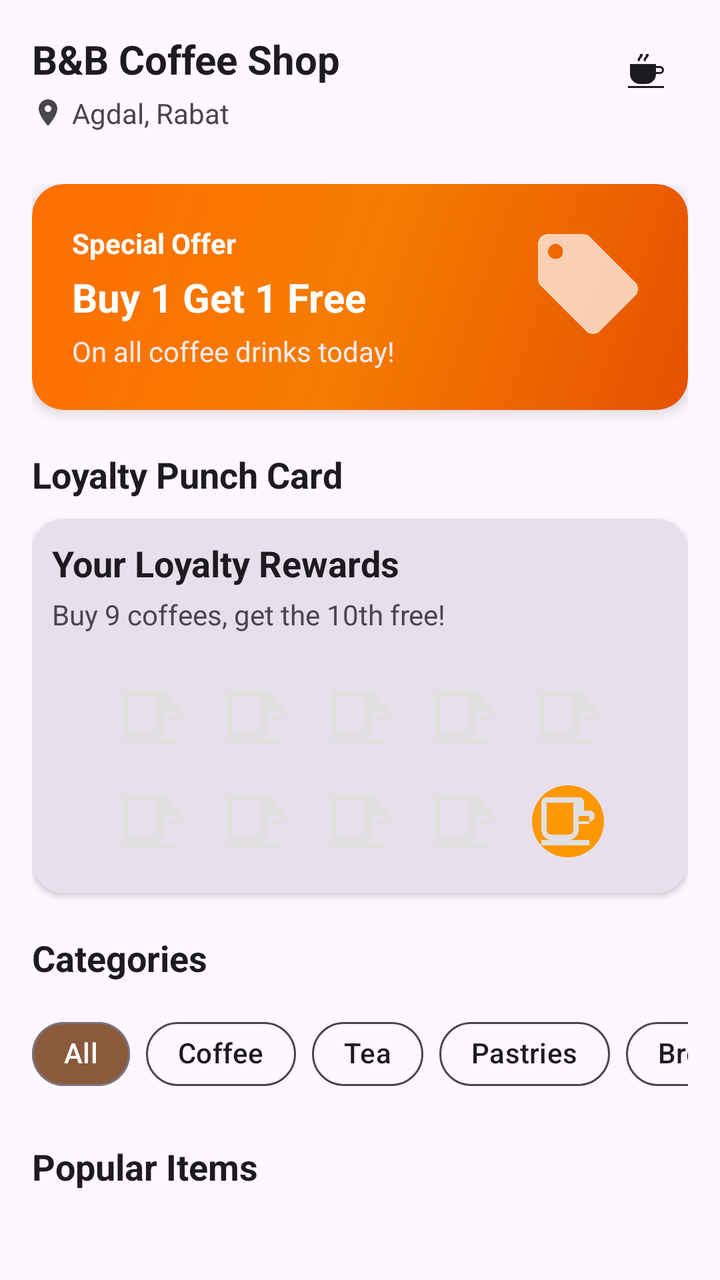
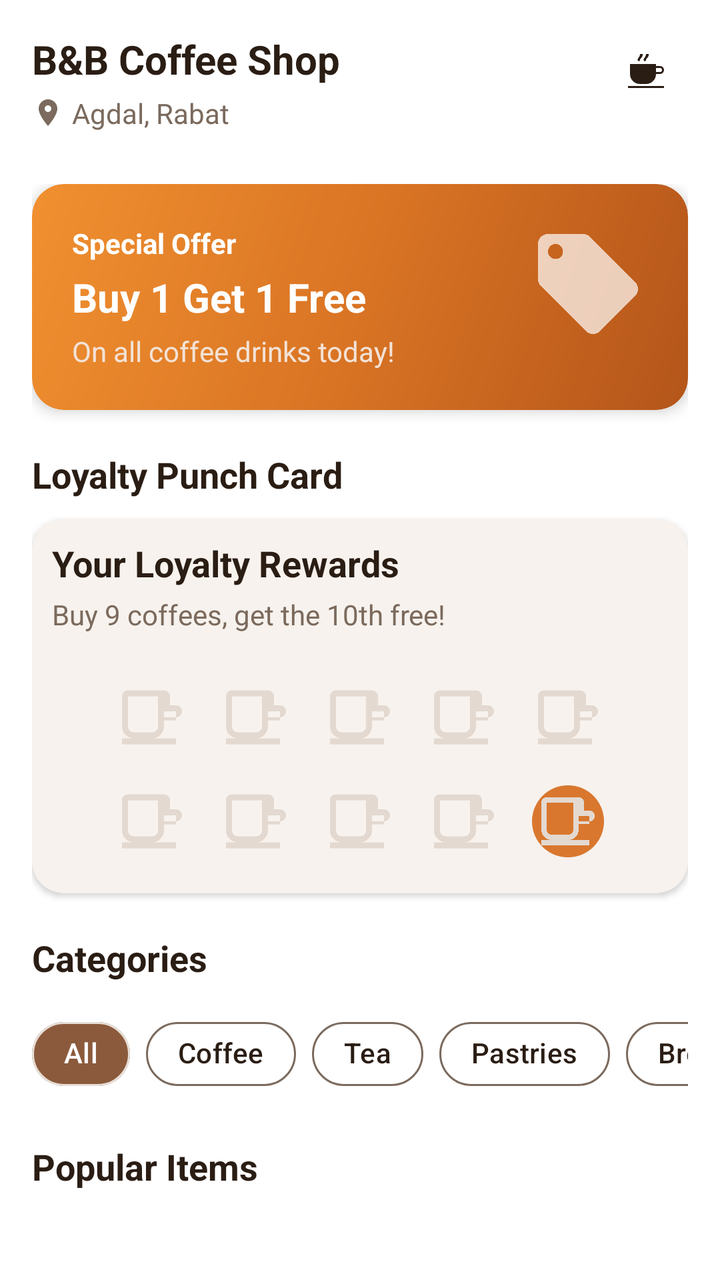

An Android layout rendered at two revisions. The XML below is the earlier revision; the diff shows what the commit changed to produce the second picture.
<!-- AndroidManifest.xml: application theme Theme.LoyaltyApp -->
<!-- res/layout/fragment_home.xml -->
<?xml version="1.0" encoding="utf-8"?>
<androidx.coordinatorlayout.widget.CoordinatorLayout
    xmlns:android="http://schemas.android.com/apk/res/android"
    xmlns:app="http://schemas.android.com/apk/res-auto"
    xmlns:tools="http://schemas.android.com/tools"
    android:layout_width="match_parent"
    android:layout_height="match_parent"
    android:background="?attr/colorSurface">

    <com.google.android.material.appbar.AppBarLayout
        android:layout_width="match_parent"
        android:layout_height="wrap_content"
        android:background="?attr/colorSurface"
        app:elevation="0dp">

        <LinearLayout
            android:layout_width="match_parent"
            android:layout_height="wrap_content"
            android:orientation="vertical"
            android:paddingTop="16dp"
            android:paddingEnd="16dp"
            android:paddingStart="16dp"
            android:paddingBottom="5dp">

            
            <RelativeLayout
                android:layout_width="match_parent"
                android:layout_height="wrap_content"
                android:layout_marginBottom="5dp">

                <LinearLayout
                    android:layout_width="wrap_content"
                    android:layout_height="wrap_content"
                    android:layout_alignParentStart="true"
                    android:orientation="vertical">

                    <LinearLayout
                        android:layout_width="wrap_content"
                        android:layout_height="wrap_content"
                        android:orientation="horizontal"
                        android:gravity="center_vertical">

                        <TextView
                            android:layout_width="wrap_content"
                            android:layout_height="wrap_content"
                            android:text="B&amp;B Coffee Shop"
                            android:textSize="20sp"
                            android:textStyle="bold"
                            android:textColor="?android:attr/textColorPrimary"/>
                    </LinearLayout>

                    <LinearLayout
                        android:layout_width="wrap_content"
                        android:layout_height="wrap_content"
                        android:orientation="horizontal"
                        android:gravity="center_vertical"
                        android:layout_marginTop="4dp">

                        <ImageView
                            android:layout_width="16dp"
                            android:layout_height="16dp"
                            android:src="@drawable/ic_location"
                            android:contentDescription="Location"
                            app:tint="?android:attr/textColorSecondary"
                            android:layout_marginEnd="4dp"/>

                        <TextView
                            android:layout_width="wrap_content"
                            android:layout_height="wrap_content"
                            android:text="Agdal, Rabat"
                            android:textSize="14sp"
                            android:textColor="?android:attr/textColorSecondary"/>
                    </LinearLayout>
                </LinearLayout>

                
                <RelativeLayout
                    android:id="@+id/cartContainer"
                    android:layout_width="wrap_content"
                    android:layout_height="wrap_content"
                    android:layout_alignParentEnd="true"
                    android:padding="8dp">

                    <ImageView
                        android:id="@+id/cartIcon"
                        android:layout_width="24dp"
                        android:layout_height="24dp"
                        android:src="@drawable/ic_store"
                        android:contentDescription="Cart"
                        app:tint="?android:attr/textColorPrimary"/>

                    <TextView
                        android:id="@+id/cartBadge"
                        android:layout_width="20dp"
                        android:layout_height="20dp"
                        android:layout_alignEnd="@id/cartIcon"
                        android:layout_alignTop="@id/cartIcon"
                        android:layout_marginTop="-8dp"
                        android:layout_marginEnd="-8dp"
                        android:background="@drawable/badge_background"
                        android:gravity="center"
                        android:text="0"
                        android:textColor="@android:color/white"
                        android:textSize="12sp"
                        android:textStyle="bold"
                        android:visibility="gone"/>
                </RelativeLayout>
            </RelativeLayout>

        </LinearLayout>
    </com.google.android.material.appbar.AppBarLayout>

    
    <androidx.core.widget.NestedScrollView
        android:layout_width="match_parent"
        android:layout_height="match_parent"
        android:background="?attr/colorSurface"
        app:layout_behavior="@string/appbar_scrolling_view_behavior">

        <LinearLayout
            android:layout_width="match_parent"
            android:layout_height="wrap_content"
            android:background="?attr/colorSurface"
            android:orientation="vertical"
            android:padding="16dp">

            
            <androidx.cardview.widget.CardView
                android:id="@+id/bannerCard"
                android:layout_width="match_parent"
                android:layout_height="wrap_content"
                app:cardCornerRadius="16dp"
                app:cardElevation="4dp"
                android:layout_marginBottom="20dp">

                <RelativeLayout
                    android:id="@+id/bannerRoot"
                    android:layout_width="match_parent"
                    android:layout_height="wrap_content"
                    android:background="@drawable/promo_gradient"
                    android:padding="20dp">

                    <LinearLayout
                        android:layout_width="wrap_content"
                        android:layout_height="wrap_content"
                        android:layout_alignParentStart="true"
                        android:orientation="vertical">

                        <TextView
                            android:id="@+id/tvBannerBadge"
                            android:layout_width="wrap_content"
                            android:layout_height="wrap_content"
                            android:text="Special Offer"
                            android:textColor="@android:color/white"
                            android:textSize="14sp"
                            android:textStyle="bold"/>

                        <TextView
                            android:id="@+id/tvBannerTitle"
                            android:layout_width="wrap_content"
                            android:layout_height="wrap_content"
                            android:text="Buy 1 Get 1 Free"
                            android:textColor="@android:color/white"
                            android:textSize="20sp"
                            android:textStyle="bold"
                            android:layout_marginTop="4dp"/>

                        <TextView
                            android:id="@+id/tvBannerSubtitle"
                            android:layout_width="wrap_content"
                            android:layout_height="wrap_content"
                            android:text="On all coffee drinks today!"
                            android:textColor="#FFEBEE"
                            android:textSize="14sp"
                            android:layout_marginTop="4dp"/>
                    </LinearLayout>

                    <ImageView
                        android:id="@+id/ivBannerIcon"
                        android:layout_width="60dp"
                        android:layout_height="60dp"
                        android:alpha="0.7"
                        android:layout_alignParentEnd="true"
                        android:src="@drawable/ic_offer"
                        app:tint="@android:color/white"/>

                </RelativeLayout>
            </androidx.cardview.widget.CardView>

            <TextView
                android:layout_width="wrap_content"
                android:layout_height="wrap_content"
                android:text="Loyalty Punch Card"
                android:textSize="18sp"
                android:textColor="?android:attr/textColorPrimary"
                android:textStyle="bold"
                android:layout_marginBottom="10dp"
                />


            
            <androidx.cardview.widget.CardView
                android:id="@+id/punchCardView"
                android:layout_width="match_parent"
                android:layout_height="wrap_content"
                app:cardCornerRadius="16dp"
                app:cardElevation="2dp"
                android:layout_marginBottom="20dp"
                app:cardBackgroundColor="?attr/colorSurfaceVariant">

                <LinearLayout
                    android:layout_width="match_parent"
                    android:layout_height="wrap_content"
                    android:orientation="vertical"
                    android:padding="10dp">

                    <TextView
                        android:id="@+id/tvPunchCardTitle"
                        android:layout_width="wrap_content"
                        android:layout_height="wrap_content"
                        android:text="Your Loyalty Rewards"
                        android:textSize="18sp"
                        android:textStyle="bold"
                        android:textColor="?android:attr/textColorPrimary"/>

                    <TextView
                        android:id="@+id/tvPunchCardSubtitle"
                        android:layout_width="wrap_content"
                        android:layout_height="wrap_content"
                        android:text="Buy 9 coffees, get the 10th free!"
                        android:textSize="14sp"
                        android:textColor="?android:attr/textColorSecondary"
                        android:layout_marginTop="4dp"
                        android:layout_marginBottom="16dp"/>

                    <GridLayout
                        android:id="@+id/gridPunchCard"
                        android:layout_width="wrap_content"
                        android:layout_height="wrap_content"
                        android:columnCount="5"
                        android:rowCount="2"
                        android:alignmentMode="alignBounds"
                        android:layout_gravity="center_horizontal"
                        android:useDefaultMargins="true">

                        <ImageView android:layout_width="36dp" android:layout_height="36dp" android:layout_gravity="center" android:src="@drawable/ic_coffee_cup_empty" android:layout_margin="8dp"/>
                        <ImageView android:layout_width="36dp" android:layout_height="36dp" android:layout_gravity="center" android:src="@drawable/ic_coffee_cup_empty" android:layout_margin="8dp"/>
                        <ImageView android:layout_width="36dp" android:layout_height="36dp" android:layout_gravity="center" android:src="@drawable/ic_coffee_cup_empty" android:layout_margin="8dp"/>
                        <ImageView android:layout_width="36dp" android:layout_height="36dp" android:layout_gravity="center" android:src="@drawable/ic_coffee_cup_empty" android:layout_margin="8dp"/>
                        <ImageView android:layout_width="36dp" android:layout_height="36dp" android:layout_gravity="center" android:src="@drawable/ic_coffee_cup_empty" android:layout_margin="8dp"/>
                        <ImageView android:layout_width="36dp" android:layout_height="36dp" android:layout_gravity="center" android:src="@drawable/ic_coffee_cup_empty" android:layout_margin="8dp"/>
                        <ImageView android:layout_width="36dp" android:layout_height="36dp" android:layout_gravity="center" android:src="@drawable/ic_coffee_cup_empty" android:layout_margin="8dp"/>
                        <ImageView android:layout_width="36dp" android:layout_height="36dp" android:layout_gravity="center" android:src="@drawable/ic_coffee_cup_empty" android:layout_margin="8dp"/>
                        <ImageView android:layout_width="36dp" android:layout_height="36dp" android:layout_gravity="center" android:src="@drawable/ic_coffee_cup_empty" android:layout_margin="8dp"/>
                        <ImageView android:layout_width="36dp" android:layout_height="36dp" android:layout_gravity="center" android:src="@drawable/ic_coffee_cup_empty" android:layout_margin="8dp" android:background="@drawable/circle_background_bonus" android:padding="2dp"/>

                    </GridLayout>
                </LinearLayout>
            </androidx.cardview.widget.CardView>

            
            <TextView
                android:layout_width="wrap_content"
                android:layout_height="wrap_content"
                android:text="Categories"
                android:textSize="18sp"
                android:textStyle="bold"
                android:textColor="?android:attr/textColorPrimary"
                android:layout_marginBottom="12dp"/>

            <HorizontalScrollView
                android:layout_width="match_parent"
                android:layout_height="wrap_content"
                android:scrollbars="none"
                android:layout_marginBottom="20dp">

                <LinearLayout
                    android:id="@+id/categoriesContainer"
                    android:layout_width="wrap_content"
                    android:layout_height="wrap_content"
                    android:orientation="horizontal">

                    <com.google.android.material.chip.Chip
                        android:id="@+id/chipAll"
                        android:layout_width="wrap_content"
                        android:layout_height="wrap_content"
                        android:text="All"
                        android:textColor="@android:color/white"
                        android:layout_marginEnd="8dp"
                        app:chipBackgroundColor="#8B5A3C"
                        app:chipCornerRadius="20dp"/>

                    <com.google.android.material.chip.Chip
                        android:id="@+id/chipCoffee"
                        android:layout_width="wrap_content"
                        android:layout_height="wrap_content"
                        android:text="Coffee"
                        android:layout_marginEnd="8dp"
                        android:textColor="?android:attr/textColorPrimary"
                        app:chipBackgroundColor="?attr/colorSurface"
                        app:chipStrokeColor="?android:attr/textColorSecondary"
                        app:chipStrokeWidth="1dp"
                        app:chipCornerRadius="20dp"/>

                    <com.google.android.material.chip.Chip
                        android:id="@+id/chipTea"
                        android:layout_width="wrap_content"
                        android:layout_height="wrap_content"
                        android:text="Tea"
                        android:layout_marginEnd="8dp"
                        android:textColor="?android:attr/textColorPrimary"
                        app:chipBackgroundColor="?attr/colorSurface"
                        app:chipStrokeColor="?android:attr/textColorSecondary"
                        app:chipStrokeWidth="1dp"
                        app:chipCornerRadius="20dp"/>

                    <com.google.android.material.chip.Chip
                        android:id="@+id/chipPastries"
                        android:layout_width="wrap_content"
                        android:layout_height="wrap_content"
                        android:text="Pastries"
                        android:layout_marginEnd="8dp"
                        android:textColor="?android:attr/textColorPrimary"
                        app:chipBackgroundColor="?attr/colorSurface"
                        app:chipStrokeColor="?android:attr/textColorSecondary"
                        app:chipStrokeWidth="1dp"
                        app:chipCornerRadius="20dp"/>

                    <com.google.android.material.chip.Chip
                        android:id="@+id/chipBreakfast"
                        android:layout_width="wrap_content"
                        android:layout_height="wrap_content"
                        android:text="Breakfast"
                        android:layout_marginEnd="8dp"
                        android:textColor="?android:attr/textColorPrimary"
                        app:chipBackgroundColor="?attr/colorSurface"
                        app:chipStrokeColor="?android:attr/textColorSecondary"
                        app:chipStrokeWidth="1dp"
                        app:chipCornerRadius="20dp"/>

                    <com.google.android.material.chip.Chip
                        android:id="@+id/chipLunch"
                        android:layout_width="wrap_content"
                        android:layout_height="wrap_content"
                        android:text="Lunch"
                        app:chipBackgroundColor="?attr/colorSurface"
                        android:textColor="?android:attr/textColorPrimary"
                        app:chipStrokeColor="?android:attr/textColorSecondary"
                        app:chipStrokeWidth="1dp"
                        app:chipCornerRadius="20dp"/>
                </LinearLayout>
            </HorizontalScrollView>

            
            <TextView
                android:layout_width="wrap_content"
                android:layout_height="wrap_content"
                android:text="Popular Items"
                android:textSize="18sp"
                android:textStyle="bold"
                android:textColor="?android:attr/textColorPrimary"
                android:layout_marginBottom="12dp"/>

            
            <androidx.recyclerview.widget.RecyclerView
                android:id="@+id/menuRecyclerView"
                android:layout_width="match_parent"
                android:layout_height="wrap_content"
                android:nestedScrollingEnabled="false"
                tools:listitem="@layout/menu_item"/>
        </LinearLayout>
    </androidx.core.widget.NestedScrollView>
</androidx.coordinatorlayout.widget.CoordinatorLayout>
<!-- res/layout/menu_item.xml (included above) -->
<?xml version="1.0" encoding="utf-8"?>
<com.google.android.material.card.MaterialCardView
    xmlns:android="http://schemas.android.com/apk/res/android"
    xmlns:app="http://schemas.android.com/apk/res-auto"
    android:layout_width="match_parent"
    android:layout_height="wrap_content"
    android:layout_margin="8dp"
    app:cardCornerRadius="12dp"
    app:cardElevation="2dp"
    app:cardBackgroundColor="?attr/colorSurface"
    app:strokeWidth="1dp"
    app:strokeColor="#27938F99"
    android:clickable="true"
    android:focusable="true"
    android:foreground="?attr/selectableItemBackground">


    <LinearLayout
        android:layout_width="match_parent"
        android:layout_height="wrap_content"
        android:orientation="vertical"
        android:padding="12dp">

        <ImageView
            android:id="@+id/itemImage"
            android:layout_width="match_parent"
            android:layout_height="140dp"
            android:scaleType="centerCrop"
            android:contentDescription="@string/app_name" />

        <TextView
            android:id="@+id/itemTitle"
            android:layout_width="match_parent"
            android:layout_height="wrap_content"
            android:text="Mocha Latte"
            android:textSize="16sp"
            android:textStyle="bold"
            android:paddingTop="8dp"
            android:textColor="?android:attr/textColorPrimary" />

        <TextView
            android:id="@+id/itemPrice"
            android:layout_width="match_parent"
            android:layout_height="wrap_content"
            android:text="24 MAD"
            android:textSize="14sp"
            android:paddingTop="2dp"
            android:textColor="?android:attr/textColorPrimary" />
    </LinearLayout>
</com.google.android.material.card.MaterialCardView>
<!-- resources referenced by this layout -->
<resources>
  <!-- drawable badge_background (drawable) -->
  <?xml version="1.0" encoding="utf-8"?>
  <shape xmlns:android="http://schemas.android.com/apk/res/android"
      android:shape="oval">
      <solid android:color="#F44336"/>
      <size
          android:width="20dp"
          android:height="20dp"/>
  </shape>
  <!-- drawable circle_background_bonus (drawable) -->
  <?xml version="1.0" encoding="utf-8"?>
  <shape xmlns:android="http://schemas.android.com/apk/res/android"
      android:shape="oval">
      <solid android:color="#FF9800"/>
      <size
          android:width="48dp"
          android:height="48dp"/>
  </shape>
  <!-- drawable ic_coffee_cup_empty (drawable) -->
  <vector xmlns:android="http://schemas.android.com/apk/res/android"
      android:width="24dp"
      android:height="24dp"
      android:viewportWidth="24"
      android:viewportHeight="24"
      android:tint="#E0E0E0">
      <path
          android:fillColor="@android:color/white"
          android:pathData="M2,21h18v-2H2V21zM20,8h-2V5c0-1.1 -0.9-2 -2-2H4C2.9,3 2,3.9 2,5v10c0,2.21 1.79,4 4,4h6c2.21,0 4,-1.79 4,-4v-3h4c1.1,0 2,-0.9 2,-2V10C22,8.9 21.1,8 20,8zM14,15c0,1.1 -0.9,2 -2,2H6c-1.1,0 -2,-0.9 -2,-2V5h10V15zM20,13h-4v-3h4V13z"/>
  </vector>
  <!-- drawable ic_location (drawable) -->
  <?xml version="1.0" encoding="utf-8"?>
  <vector xmlns:android="http://schemas.android.com/apk/res/android"
      android:width="24dp"
      android:height="24dp"
      android:viewportWidth="24"
      android:viewportHeight="24">
      <path
          android:fillColor="#000000"
          android:pathData="M12,2C8.13,2 5,5.13 5,9c0,5.25 7,13 7,13s7,-7.75 7,-13c0,-3.87 -3.13,-7 -7,-7zM12,11.5c-1.38,0 -2.5,-1.12 -2.5,-2.5s1.12,-2.5 2.5,-2.5 2.5,1.12 2.5,2.5 -1.12,2.5 -2.5,2.5z"/>
  </vector>
  <!-- drawable ic_offer (drawable) -->
  <?xml version="1.0" encoding="utf-8"?>
  <vector xmlns:android="http://schemas.android.com/apk/res/android"
      android:width="24dp"
      android:height="24dp"
      android:viewportWidth="24"
      android:viewportHeight="24">
      <path
          android:fillColor="#FFFFFF"
          android:pathData="M21.41,11.58l-9,-9C12.05,2.22 11.55,2 11,2L4,2c-1.1,0 -2,0.9 -2,2v7c0,0.55 0.22,1.05 0.59,1.42l9,9c0.36,0.36 0.86,0.58 1.41,0.58 0.55,0 1.05,-0.22 1.41,-0.59l7,-7c0.37,-0.36 0.59,-0.86 0.59,-1.41 0,-0.55 -0.23,-1.06 -0.59,-1.42zM5.5,7C4.67,7 4,6.33 4,5.5S4.67,4 5.5,4 7,4.67 7,5.5 6.33,7 5.5,7z"/>
  </vector>
  <!-- drawable ic_store (drawable) -->
  <?xml version="1.0" encoding="utf-8"?>
  <vector xmlns:android="http://schemas.android.com/apk/res/android"
      android:width="24dp"
      android:height="24dp"
      android:viewportWidth="24"
      android:viewportHeight="24"
      android:tint="@color/black">
  
      
      <path
          android:fillColor="#000000"
          android:pathData="M3,8h13v5a5,5 0 0 1 -5,5h-3a5,5 0 0 1 -5,-5v-5z" />
  
      
      <path
          android:fillColor="#000000"
          android:pathData="M16,9h2a2,2 0 0 1 0,4h-2v-1h2a1,1 0 0 0 0,-2h-2v-1z" />
  
      
      <path
          android:fillColor="#000000"
          android:pathData="M8,3c0,0.8 -0.3,1.3 -0.6,1.7 -0.4,0.4 -0.6,0.8 -0.6,1.3 0,0.3 0.3,0.6 0.6,0.6s0.6,-0.3 0.6,-0.6c0,-0.3 0.2,-0.6 0.5,-0.9 0.4,-0.4 0.9,-1 0.9,-2.1h-1.4z" />
  
      <path
          android:fillColor="#000000"
          android:pathData="M11,3c0,0.8 -0.3,1.3 -0.6,1.7 -0.4,0.4 -0.6,0.8 -0.6,1.3 0,0.3 0.3,0.6 0.6,0.6s0.6,-0.3 0.6,-0.6c0,-0.3 0.2,-0.6 0.5,-0.9 0.4,-0.4 0.9,-1 0.9,-2.1h-1.4z" />
  
      
      <path
          android:fillColor="#000000"
          android:pathData="M2,19h18v1H2z" />
  </vector>
  <!-- drawable promo_gradient (drawable) -->
  <?xml version="1.0" encoding="utf-8"?>
  <shape xmlns:android="http://schemas.android.com/apk/res/android"
      android:shape="rectangle">
      <gradient
          android:angle="135"
          android:startColor="#E65100"
          android:centerColor="#F57C00"
          android:endColor="#FF6F00"
          android:type="linear"/>
      <corners android:radius="16dp"/>
  </shape>
  <color name="black">#FF000000</color>
  <style name="Base.Theme.LoyaltyApp" parent="Theme.Material3.DayNight.NoActionBar">
          
          <item name="colorPrimary">#DEDEDE</item>
          
          <item name="android:statusBarColor">@color/statusBarLight</item>
          
          <item name="android:windowLightStatusBar">true</item>
  
      </style>
  <color name="statusBarLight">#FAFAFA</color>
  <!-- unchanged entries left out for length: 2 -->
</resources>

<!-- the commit's change to res/layout/fragment_home.xml (unified diff, before → after) -->
@@ -100,7 +100,7 @@
                         android:background="@drawable/badge_background"
                         android:gravity="center"
                         android:text="0"
-                        android:textColor="@android:color/white"
+                        android:textColor="@color/on_status"
                         android:textSize="12sp"
                         android:textStyle="bold"
                         android:visibility="gone"/>
@@ -170,7 +170,7 @@
                             android:layout_width="wrap_content"
                             android:layout_height="wrap_content"
                             android:text="On all coffee drinks today!"
-                            android:textColor="#FFEBEE"
+                            android:textColor="@color/on_brand_muted_fixed"
                             android:textSize="14sp"
                             android:layout_marginTop="4dp"/>
                     </LinearLayout>
@@ -285,9 +285,9 @@
                         android:layout_width="wrap_content"
                         android:layout_height="wrap_content"
                         android:text="All"
-                        android:textColor="@android:color/white"
+                        android:textColor="@color/brand_on_primary"
                         android:layout_marginEnd="8dp"
-                        app:chipBackgroundColor="#8B5A3C"
+                        app:chipBackgroundColor="@color/brand_primary"
                         app:chipCornerRadius="20dp"/>
 
                     <com.google.android.material.chip.Chip
@@ -383,7 +383,7 @@
     app:cardElevation="2dp"
     app:cardBackgroundColor="?attr/colorSurface"
     app:strokeWidth="1dp"
-    app:strokeColor="#27938F99"
+    app:strokeColor="@color/outline_subtle"
     android:clickable="true"
     android:focusable="true"
     android:foreground="?attr/selectableItemBackground">
<!-- resource entries referenced after the edit -->
@@ -1,10 +1,15 @@
 <!-- resources referenced by this layout -->
 <resources>
+  <color name="brand_on_primary">#FFFFFF</color>
+  <color name="brand_primary">#8B5A3C</color>
+  <color name="on_brand_muted_fixed">#F3E2D6</color>
+  <color name="on_status">#FFFFFF</color>
+  <color name="outline_subtle">#338B5A3C</color>
   <!-- drawable badge_background (drawable) -->
   <?xml version="1.0" encoding="utf-8"?>
   <shape xmlns:android="http://schemas.android.com/apk/res/android"
       android:shape="oval">
-      <solid android:color="#F44336"/>
+      <solid android:color="@color/status_error"/>
       <size
           android:width="20dp"
           android:height="20dp"/>
@@ -13,7 +18,7 @@
   <?xml version="1.0" encoding="utf-8"?>
   <shape xmlns:android="http://schemas.android.com/apk/res/android"
       android:shape="oval">
-      <solid android:color="#FF9800"/>
+      <solid android:color="@color/status_bonus"/>
       <size
           android:width="48dp"
           android:height="48dp"/>
@@ -24,7 +29,7 @@
       android:height="24dp"
       android:viewportWidth="24"
       android:viewportHeight="24"
-      android:tint="#E0E0E0">
+      android:tint="@color/stamp_empty">
       <path
           android:fillColor="@android:color/white"
           android:pathData="M2,21h18v-2H2V21zM20,8h-2V5c0-1.1 -0.9-2 -2-2H4C2.9,3 2,3.9 2,5v10c0,2.21 1.79,4 4,4h6c2.21,0 4,-1.79 4,-4v-3h4c1.1,0 2,-0.9 2,-2V10C22,8.9 21.1,8 20,8zM14,15c0,1.1 -0.9,2 -2,2H6c-1.1,0 -2,-0.9 -2,-2V5h10V15zM20,13h-4v-3h4V13z"/>
@@ -37,7 +42,7 @@
       android:viewportWidth="24"
       android:viewportHeight="24">
       <path
-          android:fillColor="#000000"
+          android:fillColor="@color/icon_default"
           android:pathData="M12,2C8.13,2 5,5.13 5,9c0,5.25 7,13 7,13s7,-7.75 7,-13c0,-3.87 -3.13,-7 -7,-7zM12,11.5c-1.38,0 -2.5,-1.12 -2.5,-2.5s1.12,-2.5 2.5,-2.5 2.5,1.12 2.5,2.5 -1.12,2.5 -2.5,2.5z"/>
   </vector>
   <!-- drawable ic_offer (drawable) -->
@@ -48,7 +53,7 @@
       android:viewportWidth="24"
       android:viewportHeight="24">
       <path
-          android:fillColor="#FFFFFF"
+          android:fillColor="@color/on_brand_fixed"
           android:pathData="M21.41,11.58l-9,-9C12.05,2.22 11.55,2 11,2L4,2c-1.1,0 -2,0.9 -2,2v7c0,0.55 0.22,1.05 0.59,1.42l9,9c0.36,0.36 0.86,0.58 1.41,0.58 0.55,0 1.05,-0.22 1.41,-0.59l7,-7c0.37,-0.36 0.59,-0.86 0.59,-1.41 0,-0.55 -0.23,-1.06 -0.59,-1.42zM5.5,7C4.67,7 4,6.33 4,5.5S4.67,4 5.5,4 7,4.67 7,5.5 6.33,7 5.5,7z"/>
   </vector>
   <!-- drawable ic_store (drawable) -->
@@ -58,30 +63,30 @@
       android:height="24dp"
       android:viewportWidth="24"
       android:viewportHeight="24"
-      android:tint="@color/black">
+      android:tint="@color/icon_default">
   
       
       <path
-          android:fillColor="#000000"
+          android:fillColor="@color/icon_default"
           android:pathData="M3,8h13v5a5,5 0 0 1 -5,5h-3a5,5 0 0 1 -5,-5v-5z" />
   
       
       <path
-          android:fillColor="#000000"
+          android:fillColor="@color/icon_default"
           android:pathData="M16,9h2a2,2 0 0 1 0,4h-2v-1h2a1,1 0 0 0 0,-2h-2v-1z" />
   
       
       <path
-          android:fillColor="#000000"
+          android:fillColor="@color/icon_default"
           android:pathData="M8,3c0,0.8 -0.3,1.3 -0.6,1.7 -0.4,0.4 -0.6,0.8 -0.6,1.3 0,0.3 0.3,0.6 0.6,0.6s0.6,-0.3 0.6,-0.6c0,-0.3 0.2,-0.6 0.5,-0.9 0.4,-0.4 0.9,-1 0.9,-2.1h-1.4z" />
   
       <path
-          android:fillColor="#000000"
+          android:fillColor="@color/icon_default"
           android:pathData="M11,3c0,0.8 -0.3,1.3 -0.6,1.7 -0.4,0.4 -0.6,0.8 -0.6,1.3 0,0.3 0.3,0.6 0.6,0.6s0.6,-0.3 0.6,-0.6c0,-0.3 0.2,-0.6 0.5,-0.9 0.4,-0.4 0.9,-1 0.9,-2.1h-1.4z" />
   
       
       <path
-          android:fillColor="#000000"
+          android:fillColor="@color/icon_default"
           android:pathData="M2,19h18v1H2z" />
   </vector>
   <!-- drawable promo_gradient (drawable) -->
@@ -90,23 +95,74 @@
       android:shape="rectangle">
       <gradient
           android:angle="135"
-          android:startColor="#E65100"
-          android:centerColor="#F57C00"
-          android:endColor="#FF6F00"
+          android:startColor="@color/brand_accent_deep_fixed"
+          android:centerColor="@color/brand_accent_fixed"
+          android:endColor="@color/brand_accent_bright_fixed"
           android:type="linear"/>
       <corners android:radius="16dp"/>
   </shape>
-  <color name="black">#FF000000</color>
+  <color name="status_error">#C8443E</color>
+  <color name="status_bonus">#D9772E</color>
+  <color name="stamp_empty">#E3D9D1</color>
+  <color name="icon_default">#2A1D14</color>
+  <color name="on_brand_fixed">#FFFFFF</color>
+  <color name="brand_accent_deep_fixed">#B4551A</color>
+  <color name="brand_accent_fixed">#D97424</color>
+  <color name="brand_accent_bright_fixed">#F09030</color>
   <style name="Base.Theme.LoyaltyApp" parent="Theme.Material3.DayNight.NoActionBar">
+  
           
-          <item name="colorPrimary">#DEDEDE</item>
+          <item name="colorPrimary">@color/brand_primary</item>
+          <item name="colorOnPrimary">@color/brand_on_primary</item>
+          <item name="colorPrimaryContainer">@color/brand_primary_container</item>
+          <item name="colorOnPrimaryContainer">@color/brand_on_primary_container</item>
+          <item name="colorSecondary">@color/brand_accent</item>
+          <item name="colorOnSecondary">@color/brand_on_accent</item>
+          <item name="colorSecondaryContainer">@color/brand_primary_container</item>
+          <item name="colorOnSecondaryContainer">@color/brand_on_primary_container</item>
+          <item name="colorTertiary">@color/brand_tertiary</item>
+          <item name="colorOnTertiary">@color/brand_on_primary</item>
+  
           
-          <item name="android:statusBarColor">@color/statusBarLight</item>
+          <item name="android:colorBackground">@color/surface</item>
+          <item name="colorSurface">@color/surface</item>
+          <item name="colorOnSurface">@color/text_primary</item>
+          <item name="colorSurfaceVariant">@color/surface_container</item>
+          <item name="colorOnSurfaceVariant">@color/text_secondary</item>
+          <item name="colorOutline">@color/outline</item>
+          <item name="colorOutlineVariant">@color/outline</item>
+  
+          
+          <item name="colorError">@color/status_error</item>
+          <item name="colorOnError">@color/on_status</item>
+          <item name="colorErrorContainer">@color/status_error_container</item>
+          <item name="colorOnErrorContainer">@color/status_error_strong</item>
+  
+          
+          <item name="android:textColorPrimary">@color/text_primary</item>
+          <item name="android:textColorSecondary">@color/text_secondary</item>
+          <item name="android:textColorTertiary">@color/text_tertiary</item>
+          <item name="android:textColorHint">@color/text_tertiary</item>
+  
+          
+          <item name="android:statusBarColor">@color/surface</item>
+          <item name="android:navigationBarColor">@color/surface</item>
           
           <item name="android:windowLightStatusBar">true</item>
-  
       </style>
-  <color name="statusBarLight">#FAFAFA</color>
+  <color name="brand_primary_container">#F3E7DE</color>
+  <color name="brand_on_primary_container">#4A2F1C</color>
+  <color name="brand_accent">#D97424</color>
+  <color name="brand_on_accent">#FFFFFF</color>
+  <color name="brand_tertiary">#A67C52</color>
+  <color name="surface">#FFFFFF</color>
+  <color name="text_primary">#2A1D14</color>
+  <color name="surface_container">#F7F2ED</color>
+  <color name="text_secondary">#7B6A5D</color>
+  <color name="outline">#E7DFD8</color>
+  <color name="status_error_container">#FBE9E7</color>
+  <color name="status_error_strong">#A32B26</color>
+  <color name="text_tertiary">#A99A8E</color>
   <!-- unchanged entries left out for length: 2 -->
 </resources>
 
